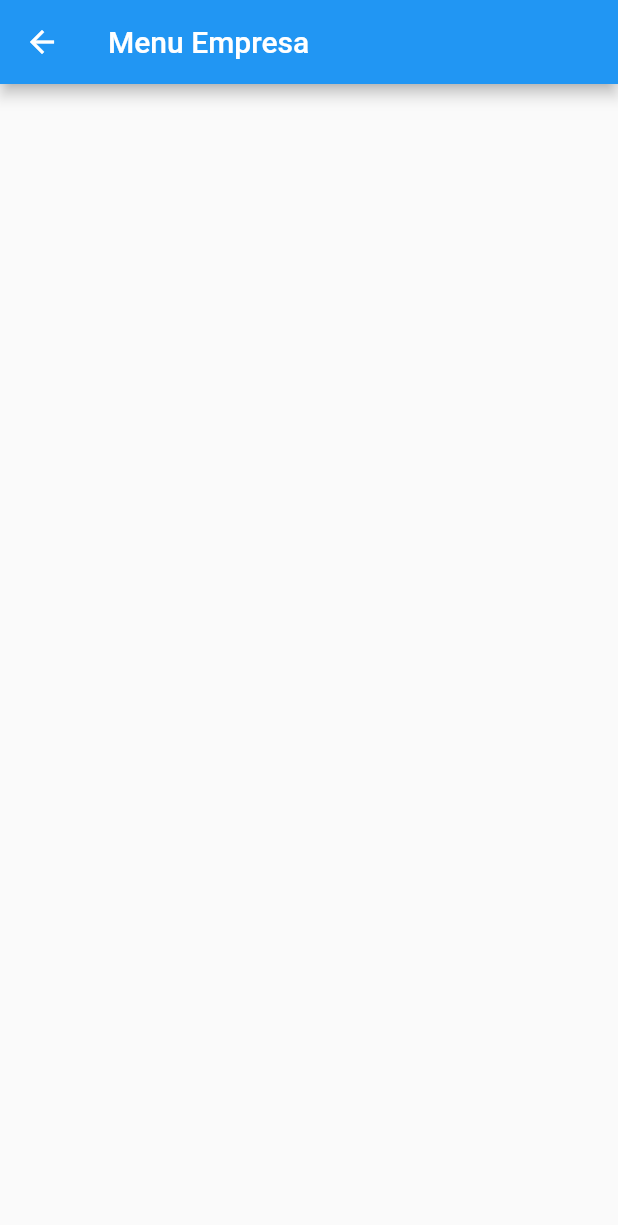
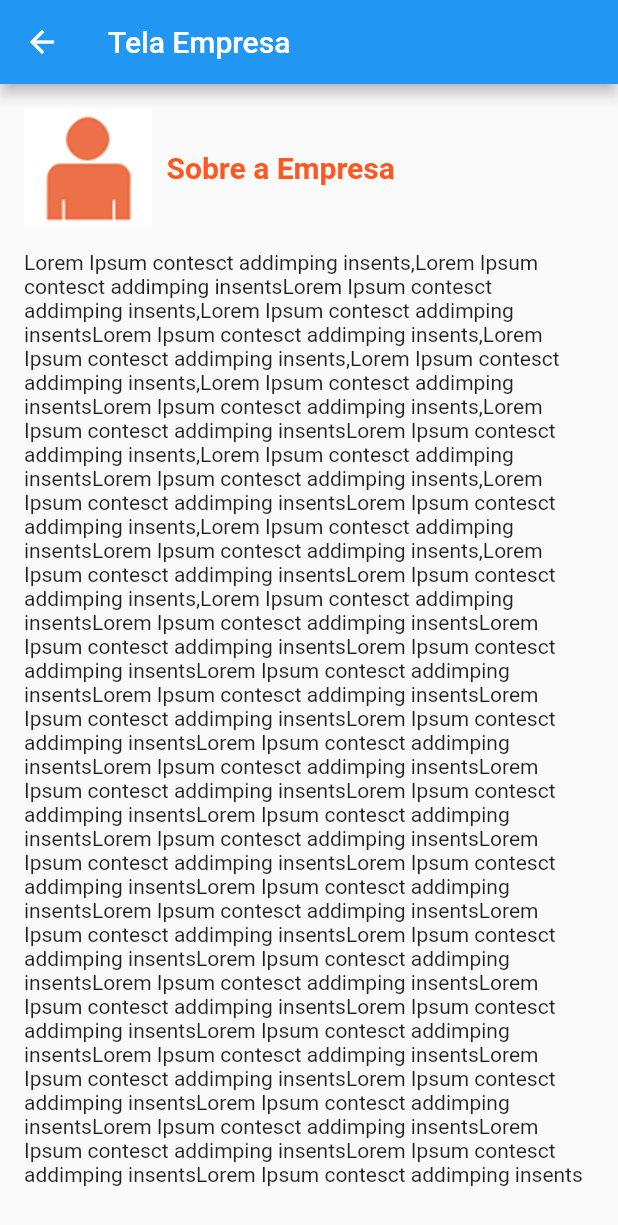
Before and after one commit to MiqueiasLima/App-ATMConsultoria, a Flutter app: the Tela_Empresa screen opened directly, on a phone screen of 412 x 824 dp. Shown: the top 1225 px of the screen. Run offline on Flutter 3.47's test engine with Material 2 defaults, Android fonts, the phone set to English and light mode, and no system bars.

Commit message:
Build das Telas do Menu Principal

```diff
--- a/lib/Tela_Clientes.dart
+++ b/lib/Tela_Clientes.dart
@@ -16,13 +16,14 @@ class _Tela_ClientesState extends State<Tela_Clientes> {
         backgroundColor: Colors.blue,
       ),
       body: Container(
-        padding: EdgeInsets.all(32),
+        padding: EdgeInsets.all(8),
         child: Column(
+          crossAxisAlignment: CrossAxisAlignment.start,
           children: <Widget>[
 
-          ],
-        ),
-      ),
+                  ],
+                ),
+              ),
     );
   }
 }
--- a/lib/Tela_Empresa.dart
+++ b/lib/Tela_Empresa.dart
@@ -12,17 +12,60 @@ class _Tela_EmpresaState extends State<Tela_Empresa> {
   Widget build(BuildContext context) {
     return Scaffold(
         appBar: AppBar(
-        title: Text("Menu Empresa"),
+          title: Text("Tela Empresa"),
           backgroundColor: Colors.blue,
         ),
-      body: Container(
-        padding: EdgeInsets.all(32),
+        body: SingleChildScrollView(
+          child: Container(
+            padding: EdgeInsets.all(16),
             child: Column(
+              crossAxisAlignment: CrossAxisAlignment.start,
               children: <Widget>[
-
+                Row(
+                  children: <Widget>[
+                    Image.asset("imagens/detalhe_empresa.png"),
+                    Padding(
+                      padding: EdgeInsets.only(left: 10),
+                      child: Text(
+                        "Sobre a Empresa",
+                        style: TextStyle(
+                          fontSize: 20,
+                          color: Colors.deepOrange,
+                          fontWeight: FontWeight.bold,
+                        ),
+                      ),
+                    )
+                  ],
+                ),
+                Padding(padding: EdgeInsets.only(top: 16),
+                child: Text("Lorem Ipsum contesct addimping insents,Lorem Ipsum contesct addimping insents""Lorem Ipsum contesct addimping insents,Lorem Ipsum contesct addimping insents"
+                    "Lorem Ipsum contesct addimping insents,Lorem Ipsum contesct addimping insents,"
+                    "Lorem Ipsum contesct addimping insents,Lorem Ipsum contesct addimping insents"
+                    "Lorem Ipsum contesct addimping insents,Lorem Ipsum contesct addimping insents"
+                    "Lorem Ipsum contesct addimping insents,Lorem Ipsum contesct addimping insents"
+                    "Lorem Ipsum contesct addimping insents,Lorem Ipsum contesct addimping insents"
+                    "Lorem Ipsum contesct addimping insents,Lorem Ipsum contesct addimping insents"
+                    "Lorem Ipsum contesct addimping insents,Lorem Ipsum contesct addimping insents"
+                    "Lorem Ipsum contesct addimping insents,Lorem Ipsum contesct addimping insents"
+                    "Lorem Ipsum contesct addimping insentsLorem Ipsum contesct addimping insents"
+                    "Lorem Ipsum contesct addimping insentsLorem Ipsum contesct addimping insents"
+                    "Lorem Ipsum contesct addimping insentsLorem Ipsum contesct addimping insents"
+                    "Lorem Ipsum contesct addimping insentsLorem Ipsum contesct addimping insents"
+                    "Lorem Ipsum contesct addimping insentsLorem Ipsum contesct addimping insents"
+                    "Lorem Ipsum contesct addimping insentsLorem Ipsum contesct addimping insents"
+                    "Lorem Ipsum contesct addimping insentsLorem Ipsum contesct addimping insents"
+                    "Lorem Ipsum contesct addimping insentsLorem Ipsum contesct addimping insents"
+                    "Lorem Ipsum contesct addimping insentsLorem Ipsum contesct addimping insents"
+                    "Lorem Ipsum contesct addimping insentsLorem Ipsum contesct addimping insents"
+                    "Lorem Ipsum contesct addimping insentsLorem Ipsum contesct addimping insents"
+                    "Lorem Ipsum contesct addimping insentsLorem Ipsum contesct addimping insents"
+                    "Lorem Ipsum contesct addimping insentsLorem Ipsum contesct addimping insents"
+                    "Lorem Ipsum contesct addimping insentsLorem Ipsum contesct addimping insents"
+                    "Lorem Ipsum contesct addimping insentsLorem Ipsum contesct addimping insents"
+                    "Lorem Ipsum contesct addimping insentsLorem Ipsum contesct addimping insents"),)
               ],
             ),
           ),
-    );
+        ));
   }
 }
--- a/lib/Tela_Principal.dart
+++ b/lib/Tela_Principal.dart
@@ -59,12 +59,12 @@ class _TelaPrincipalState extends State<TelaPrincipal> {
               mainAxisAlignment: MainAxisAlignment.spaceEvenly,
               children: <Widget>[
                 GestureDetector(
-                  onTap: _menu_empresa,
+                  onTap: () => _menu_empresa(),
                   child: Image.asset("imagens/menu_empresa.png"),
                 ),
 
                 GestureDetector(
-                  onTap: () => _menu_servico,
+                  onTap: () => _menu_servico(),
                   child:Image.asset("imagens/menu_servico.png") ,
                 )
               ],
@@ -73,12 +73,12 @@ class _TelaPrincipalState extends State<TelaPrincipal> {
               mainAxisAlignment: MainAxisAlignment.spaceEvenly,
               children: <Widget>[
                 GestureDetector(
-                  onTap: () => _menu_cliente,
+                  onTap: _menu_cliente,
                   child: Image.asset("imagens/menu_cliente.png") ,
                 ),
 
                 GestureDetector(
-                  onTap: () => _menu_contato,
+                  onTap: _menu_contato,
                   child: Image.asset("imagens/menu_contato.png"),
                 ),
               ],
--- a/lib/Tela_Servicos.dart
+++ b/lib/Tela_Servicos.dart
@@ -12,17 +12,26 @@ class _Tela_ServicosState extends State<Tela_Servicos> {
   Widget build(BuildContext context) {
     return Scaffold(
       appBar: AppBar(
-        title: Text("Menu Empresa"),
+        title: Text("Menu Servicos"),
         backgroundColor: Colors.blue,
       ),
       body: Container(
-        padding: EdgeInsets.all(32),
+        padding: EdgeInsets.all(16),
         child: Column(
           children: <Widget>[
-
+              Row(
+                children: <Widget>[
+                  Image.asset("imagens/detalhe_servico.png"),
+                  Padding(padding: EdgeInsets.only(left: 10),
+                  child: Text("Nossos Servicos",style: TextStyle(
+                      fontSize: 20,
+                      fontWeight: FontWeight.bold,
+                  ),),)
+                ],
+              )
           ],
         ),
       ),
-    );;;
+    );
   }
 }
```
Lines whose indentation alone changed are shown as unchanged.
